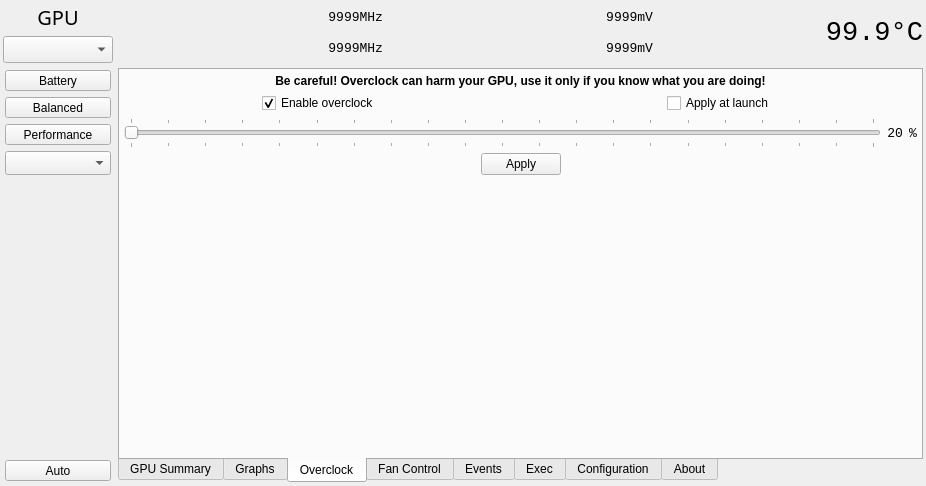
marazmista/radeon-profile, file radeon-profile/radeon_profile.ui: the form before one commit.
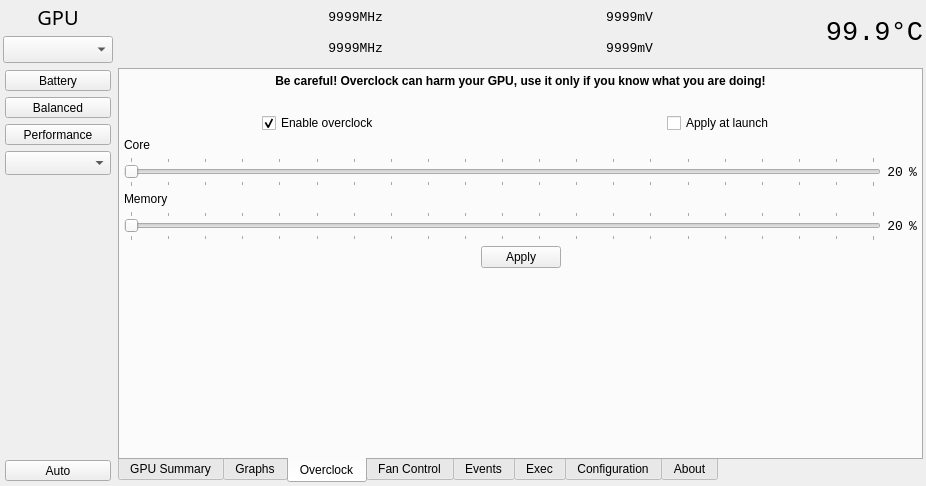
The form after the commit. The open tabs and pages were chosen to show the change. Icons and pictures are not drawn.

Commit message: added memory overclock support

The edit to the form file:
```diff
--- a/radeon-profile/radeon_profile.ui
+++ b/radeon-profile/radeon_profile.ui
@@ -1166,7 +1166,87 @@
         <property name="spacing">
          <number>5</number>
         </property>
-        <item row="4" column="1">
+        <item row="4" column="0" colspan="4">
+         <layout class="QHBoxLayout" name="horizontalLayout_11">
+          <item>
+           <widget class="QSlider" name="slider_ocSclk">
+            <property name="enabled">
+             <bool>true</bool>
+            </property>
+            <property name="sizePolicy">
+             <sizepolicy hsizetype="Expanding" vsizetype="Preferred">
+              <horstretch>0</horstretch>
+              <verstretch>0</verstretch>
+             </sizepolicy>
+            </property>
+            <property name="minimumSize">
+             <size>
+              <width>400</width>
+              <height>30</height>
+             </size>
+            </property>
+            <property name="maximum">
+             <number>20</number>
+            </property>
+            <property name="pageStep">
+             <number>5</number>
+            </property>
+            <property name="orientation">
+             <enum>Qt::Horizontal</enum>
+            </property>
+            <property name="tickPosition">
+             <enum>QSlider::TicksBothSides</enum>
+            </property>
+            <property name="tickInterval">
+             <number>1</number>
+            </property>
+           </widget>
+          </item>
+          <item>
+           <widget class="QLabel" name="l_ocSclk">
+            <property name="font">
+             <font>
+              <family>Monospace</family>
+              <pointsize>10</pointsize>
+             </font>
+            </property>
+            <property name="text">
+             <string notr="true">20</string>
+            </property>
+            <property name="alignment">
+             <set>Qt::AlignRight|Qt::AlignTrailing|Qt::AlignVCenter</set>
+            </property>
+           </widget>
+          </item>
+          <item>
+           <widget class="QLabel" name="label_19">
+            <property name="font">
+             <font>
+              <family>Monospace</family>
+              <pointsize>10</pointsize>
+             </font>
+            </property>
+            <property name="text">
+             <string notr="true">%</string>
+            </property>
+           </widget>
+          </item>
+         </layout>
+        </item>
+        <item row="7" column="0">
+         <spacer name="horizontalSpacer_5">
+          <property name="orientation">
+           <enum>Qt::Horizontal</enum>
+          </property>
+          <property name="sizeHint" stdset="0">
+           <size>
+            <width>40</width>
+            <height>20</height>
+           </size>
+          </property>
+         </spacer>
+        </item>
+        <item row="7" column="1" colspan="2">
          <widget class="QPushButton" name="btn_applyOverclock">
           <property name="maximumSize">
            <size>
@@ -1179,36 +1259,17 @@
           </property>
          </widget>
         </item>
-        <item row="4" column="0">
-         <spacer name="horizontalSpacer_5">
-          <property name="orientation">
-           <enum>Qt::Horizontal</enum>
+        <item row="5" column="0">
+         <widget class="QLabel" name="label_22">
+          <property name="text">
+           <string>Memory</string>
           </property>
-          <property name="sizeHint" stdset="0">
-           <size>
-            <width>40</width>
-            <height>20</height>
-           </size>
-          </property>
-         </spacer>
+         </widget>
         </item>
-        <item row="4" column="2">
-         <spacer name="horizontalSpacer_6">
-          <property name="orientation">
-           <enum>Qt::Horizontal</enum>
-          </property>
-          <property name="sizeHint" stdset="0">
-           <size>
-            <width>40</width>
-            <height>20</height>
-           </size>
-          </property>
-         </spacer>
-        </item>
-        <item row="3" column="0" colspan="3">
-         <layout class="QHBoxLayout" name="horizontalLayout_11">
+        <item row="6" column="0" colspan="4">
+         <layout class="QHBoxLayout" name="horizontalLayout_13">
           <item>
-           <widget class="QSlider" name="slider_overclock">
+           <widget class="QSlider" name="slider_ocMclk">
             <property name="enabled">
              <bool>true</bool>
             </property>
@@ -1242,7 +1303,7 @@
            </widget>
           </item>
           <item>
-           <widget class="QLabel" name="label_overclockPercentage">
+           <widget class="QLabel" name="l_ocMclk">
             <property name="font">
              <font>
               <family>Monospace</family>
@@ -1258,7 +1319,7 @@
            </widget>
           </item>
           <item>
-           <widget class="QLabel" name="label_19">
+           <widget class="QLabel" name="label_21">
             <property name="font">
              <font>
               <family>Monospace</family>
@@ -1272,28 +1333,7 @@
           </item>
          </layout>
         </item>
-        <item row="2" column="0" colspan="3">
-         <layout class="QHBoxLayout" name="horizontalLayout_12">
-          <item alignment="Qt::AlignHCenter">
-           <widget class="QCheckBox" name="cb_enableOverclock">
-            <property name="text">
-             <string>Enable overclock</string>
-            </property>
-            <property name="checked">
-             <bool>true</bool>
-            </property>
-           </widget>
-          </item>
-          <item alignment="Qt::AlignHCenter">
-           <widget class="QCheckBox" name="cb_overclockAtLaunch">
-            <property name="text">
-             <string>Apply at launch</string>
-            </property>
-           </widget>
-          </item>
-         </layout>
-        </item>
-        <item row="0" column="0" colspan="3">
+        <item row="0" column="0" colspan="4">
          <widget class="QLabel" name="label_8">
           <property name="font">
            <font>
@@ -1309,7 +1349,64 @@
           </property>
          </widget>
         </item>
-        <item row="7" column="0" colspan="3">
+        <item row="3" column="0">
+         <widget class="QLabel" name="label_6">
+          <property name="text">
+           <string>Core</string>
+          </property>
+         </widget>
+        </item>
+        <item row="7" column="3">
+         <spacer name="horizontalSpacer_6">
+          <property name="orientation">
+           <enum>Qt::Horizontal</enum>
+          </property>
+          <property name="sizeHint" stdset="0">
+           <size>
+            <width>40</width>
+            <height>20</height>
+           </size>
+          </property>
+         </spacer>
+        </item>
+        <item row="2" column="0" colspan="4">
+         <layout class="QHBoxLayout" name="horizontalLayout_12">
+          <item alignment="Qt::AlignHCenter">
+           <widget class="QCheckBox" name="cb_enableOverclock">
+            <property name="text">
+             <string>Enable overclock</string>
+            </property>
+            <property name="checked">
+             <bool>true</bool>
+            </property>
+           </widget>
+          </item>
+          <item alignment="Qt::AlignHCenter">
+           <widget class="QCheckBox" name="cb_overclockAtLaunch">
+            <property name="text">
+             <string>Apply at launch</string>
+            </property>
+           </widget>
+          </item>
+         </layout>
+        </item>
+        <item row="1" column="1" colspan="2">
+         <spacer name="verticalSpacer_3">
+          <property name="orientation">
+           <enum>Qt::Vertical</enum>
+          </property>
+          <property name="sizeType">
+           <enum>QSizePolicy::Minimum</enum>
+          </property>
+          <property name="sizeHint" stdset="0">
+           <size>
+            <width>20</width>
+            <height>20</height>
+           </size>
+          </property>
+         </spacer>
+        </item>
+        <item row="8" column="1" colspan="2">
          <spacer name="verticalSpacer_2">
           <property name="orientation">
            <enum>Qt::Vertical</enum>
```
The commit also changes 9 other files.
